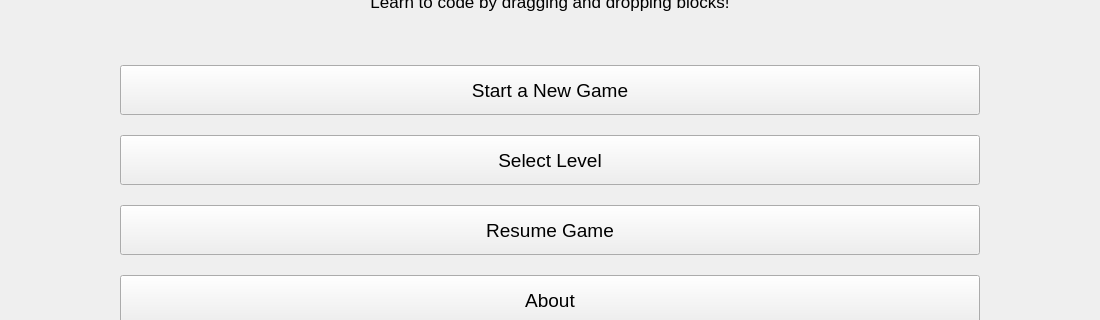
This is mainwindow.ui in UofU-CS3505/cs3505-CodeQuest as Qt 5 draws it before an edit; both pictures show x 0 to 1100 and y 163 to 483 of the 1100 by 600 pixel window. The edited form follows.
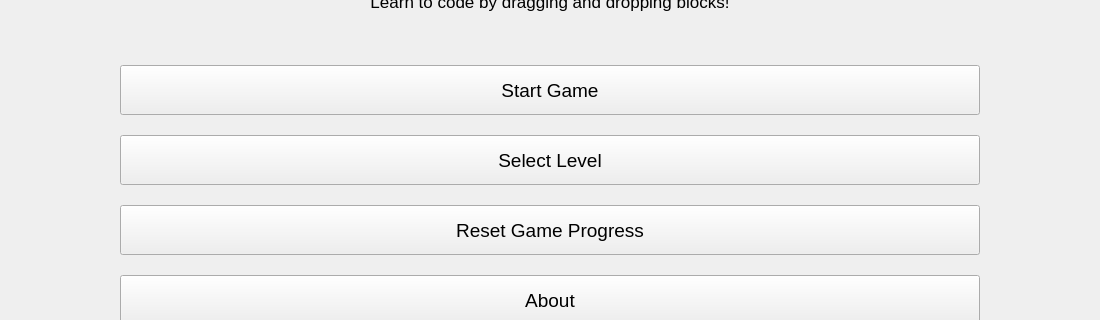
This is the edited form. The open tabs and pages were chosen to show the change. Custom widgets are drawn as their Qt base class.

Commit message: Change menu btn position

```diff
--- a/mainwindow.ui
+++ b/mainwindow.ui
@@ -88,7 +88,7 @@
        </spacer>
       </item>
       <item>
-       <widget class="QPushButton" name="restartButton">
+       <widget class="QPushButton" name="startButton">
         <property name="minimumSize">
          <size>
           <width>200</width>
@@ -101,7 +101,7 @@
          </font>
         </property>
         <property name="text">
-         <string>Start a New Game</string>
+         <string>Start Game</string>
         </property>
        </widget>
       </item>
@@ -124,7 +124,7 @@
        </widget>
       </item>
       <item>
-       <widget class="QPushButton" name="startButton">
+       <widget class="QPushButton" name="restartButton">
         <property name="minimumSize">
          <size>
           <width>200</width>
@@ -137,7 +137,7 @@
          </font>
         </property>
         <property name="text">
-         <string>Resume Game</string>
+         <string>Reset Game Progress</string>
         </property>
        </widget>
       </item>
```
Left out of the diff: 2 changed lines with no effect on the pictures.
